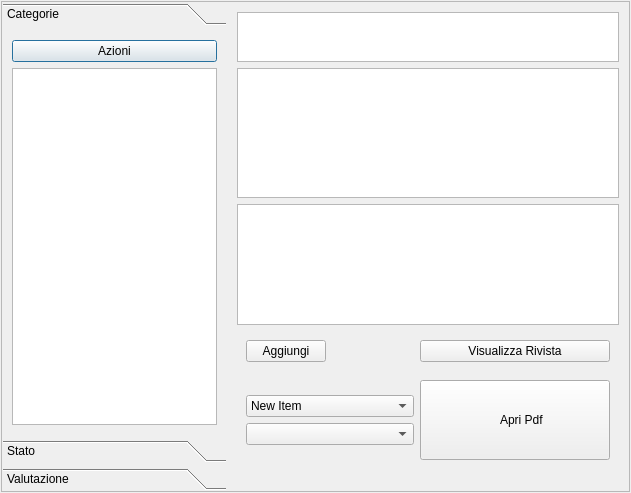
simon-r/LeScienze500, file bookmarkgui.ui: the form before one commit.
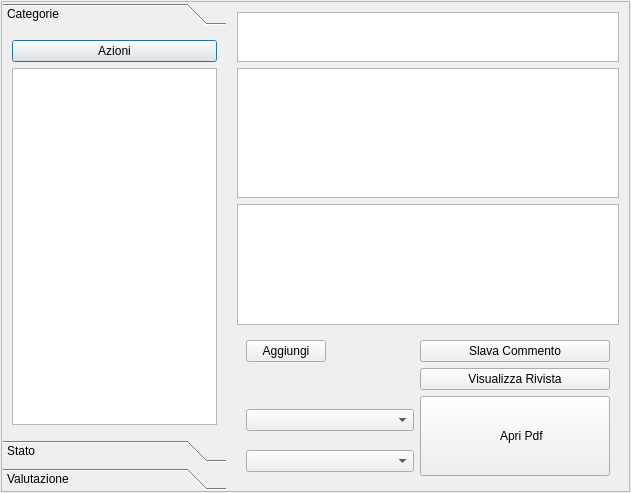
The form after the commit. Icons and pictures are not drawn.

The edit to the form file:
```diff
--- a/bookmarkgui.ui
+++ b/bookmarkgui.ui
@@ -220,70 +220,6 @@
              <enum>QFrame::Raised</enum>
             </property>
             <layout class="QGridLayout" name="gridLayout_2">
-             <item row="1" column="2">
-              <widget class="QPushButton" name="OpenReview">
-               <property name="minimumSize">
-                <size>
-                 <width>190</width>
-                 <height>0</height>
-                </size>
-               </property>
-               <property name="text">
-                <string>Visualizza Rivista</string>
-               </property>
-              </widget>
-             </item>
-             <item row="2" column="2" rowspan="4">
-              <widget class="QPushButton" name="OpenPDF">
-               <property name="minimumSize">
-                <size>
-                 <width>0</width>
-                 <height>80</height>
-                </size>
-               </property>
-               <property name="text">
-                <string>    Apri Pdf</string>
-               </property>
-               <property name="icon">
-                <iconset resource="crystal.qrc">
-                 <normaloff>:/icons/crystal/pdf_icon.jpg</normaloff>:/icons/crystal/pdf_icon.jpg</iconset>
-               </property>
-               <property name="iconSize">
-                <size>
-                 <width>40</width>
-                 <height>40</height>
-                </size>
-               </property>
-              </widget>
-             </item>
-             <item row="4" column="0" colspan="2">
-              <widget class="QComboBox" name="State"/>
-             </item>
-             <item row="3" column="0" colspan="2">
-              <widget class="QComboBox" name="Evaluation">
-               <property name="locale">
-                <locale language="Italian" country="Switzerland"/>
-               </property>
-               <property name="editable">
-                <bool>false</bool>
-               </property>
-               <item>
-                <property name="text">
-                 <string>New Item</string>
-                </property>
-               </item>
-               <item>
-                <property name="text">
-                 <string>New Item</string>
-                </property>
-               </item>
-               <item>
-                <property name="text">
-                 <string>New Item</string>
-                </property>
-               </item>
-              </widget>
-             </item>
              <item row="1" column="0">
               <widget class="QPushButton" name="AddFavorite">
                <property name="maximumSize">
@@ -314,6 +250,62 @@
                </property>
               </spacer>
              </item>
+             <item row="6" column="0" colspan="2">
+              <widget class="QComboBox" name="Evaluation">
+               <property name="locale">
+                <locale language="Italian" country="Switzerland"/>
+               </property>
+               <property name="editable">
+                <bool>false</bool>
+               </property>
+              </widget>
+             </item>
+             <item row="7" column="0" colspan="2">
+              <widget class="QComboBox" name="State"/>
+             </item>
+             <item row="6" column="2">
+              <widget class="QPushButton" name="OpenPDF">
+               <property name="minimumSize">
+                <size>
+                 <width>0</width>
+                 <height>80</height>
+                </size>
+               </property>
+               <property name="text">
+                <string>    Apri Pdf</string>
+               </property>
+               <property name="icon">
+                <iconset resource="crystal.qrc">
+                 <normaloff>:/icons/crystal/pdf_icon.jpg</normaloff>:/icons/crystal/pdf_icon.jpg</iconset>
+               </property>
+               <property name="iconSize">
+                <size>
+                 <width>40</width>
+                 <height>40</height>
+                </size>
+               </property>
+              </widget>
+             </item>
+             <item row="3" column="2">
+              <widget class="QPushButton" name="OpenReview">
+               <property name="minimumSize">
+                <size>
+                 <width>190</width>
+                 <height>0</height>
+                </size>
+               </property>
+               <property name="text">
+                <string>Visualizza Rivista</string>
+               </property>
+              </widget>
+             </item>
+             <item row="1" column="2">
+              <widget class="QPushButton" name="SaveComment">
+               <property name="text">
+                <string>Slava Commento</string>
+               </property>
+              </widget>
+             </item>
             </layout>
            </widget>
           </item>
```
